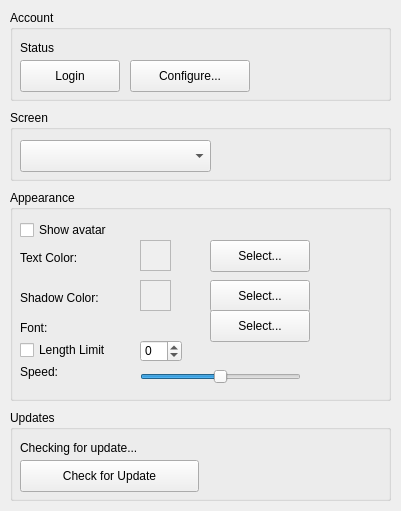
Old version of the form src/settingwindow.ui in the repository b123400/tootrain-qt.
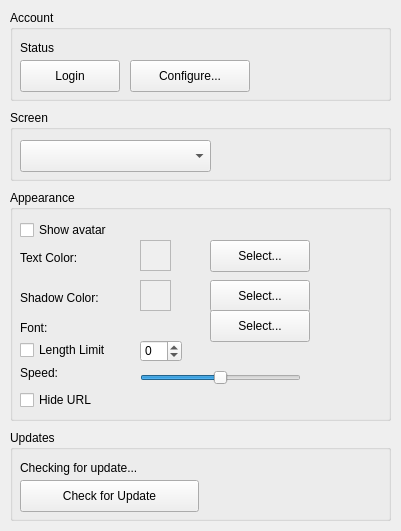
New version of the form.

Commit message: Implemented hide url

Patch:
```diff
--- a/src/settingwindow.ui
+++ b/src/settingwindow.ui
@@ -7,7 +7,7 @@
     <x>0</x>
     <y>0</y>
     <width>401</width>
-    <height>511</height>
+    <height>531</height>
    </rect>
   </property>
   <property name="sizePolicy">
@@ -104,7 +104,7 @@
    <property name="geometry">
     <rect>
      <x>10</x>
-     <y>410</y>
+     <y>430</y>
      <width>381</width>
      <height>91</height>
     </rect>
@@ -145,7 +145,7 @@
      <x>10</x>
      <y>190</y>
      <width>381</width>
-     <height>211</height>
+     <height>231</height>
     </rect>
    </property>
    <property name="title">
@@ -313,7 +313,7 @@
     <property name="geometry">
      <rect>
       <x>10</x>
-      <y>174</y>
+      <y>175</y>
       <width>58</width>
       <height>16</height>
      </rect>
@@ -326,7 +326,7 @@
     <property name="geometry">
      <rect>
       <x>130</x>
-      <y>174</y>
+      <y>175</y>
       <width>161</width>
       <height>25</height>
      </rect>
@@ -341,6 +341,19 @@
      <enum>Qt::Orientation::Horizontal</enum>
     </property>
    </widget>
+   <widget class="QCheckBox" name="hideUrlCheckbox">
+    <property name="geometry">
+     <rect>
+      <x>10</x>
+      <y>200</y>
+      <width>251</width>
+      <height>20</height>
+     </rect>
+    </property>
+    <property name="text">
+     <string>Hide URL</string>
+    </property>
+   </widget>
   </widget>
  </widget>
  <resources/>
```
The commit also changes 6 other files.
